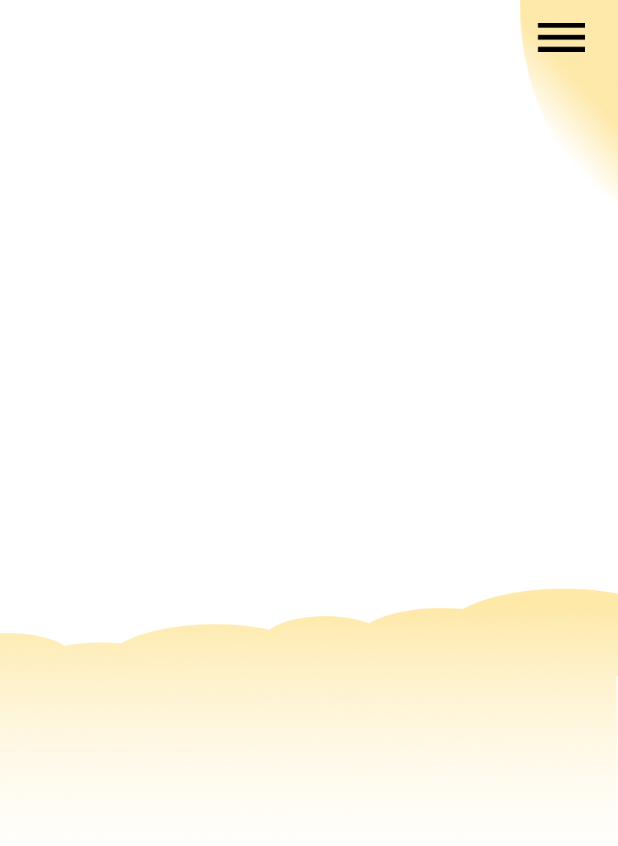
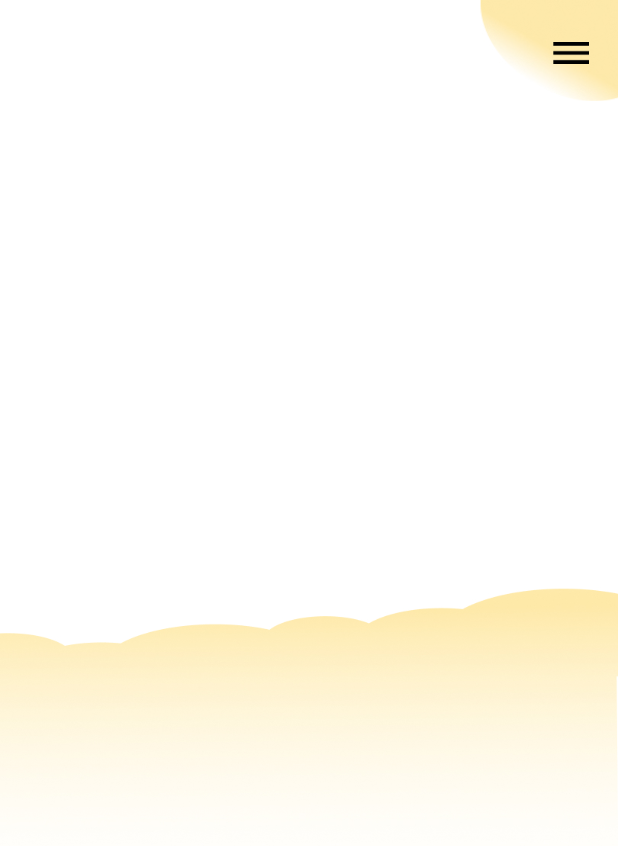
Before and after one commit to reem-moh/Nahaj-game-based-learning-Application, a Flutter app: the HomePage screen opened directly, on a phone screen of 412 x 824 dp. Shown: the top 846 px of the screen. Run offline on Flutter 3.47's test engine with Material 2 defaults, Android fonts, the phone set to English and light mode, and no system bars.

Commit message:
#6.2.0 adjust top image

```diff
--- a/nahaj/lib/homePage.dart
+++ b/nahaj/lib/homePage.dart
@@ -12,19 +12,19 @@ class HomePage extends StatelessWidget {
         body: Stack(children: <Widget>[
           //top image
           Positioned(
-              width: MediaQuery.of(context).size.width / 4.17,
-              height: MediaQuery.of(context).size.height / 6,
-              left: MediaQuery.of(context).size.width * 0.84,
+              width: MediaQuery.of(context).size.width / 4.46,
+              //height: MediaQuery.of(context).size.height / 8.317,
+              left: MediaQuery.of(context).size.width * 0.776,
               child: Image(
                 fit: BoxFit.fill,
                 image: AssetImage("assets/homeTopBackground.jpg"),
               )),
           //side menu
           Positioned(
-              //width: MediaQuery.of(context).size.width / 6,
-              //height: MediaQuery.of(context).size.height / 8,
-              left: MediaQuery.of(context).size.width * 0.85,
-              top: MediaQuery.of(context).size.height / 1000,
+              width: MediaQuery.of(context).size.width / 10.34,
+              height: MediaQuery.of(context).size.height / 21.9,
+              left: MediaQuery.of(context).size.width * 0.875,
+              top: MediaQuery.of(context).size.height / 50,
               child: IconButton(
                   onPressed: () {
                     //on pressed
```
